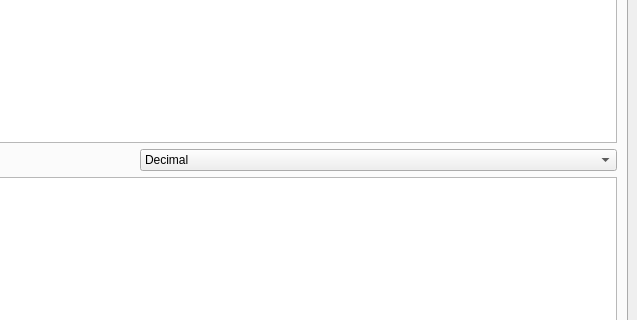
This is mainwindow.ui in martonmiklos/avrdude-qt-gui as Qt 5 draws it before an edit; both pictures show x 363 to 1000 and y 87 to 407 of the 1000 by 705 pixel window. The edited form follows.
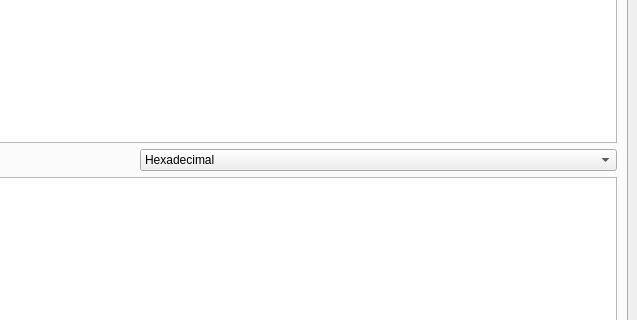
This is the edited form. The open tabs and pages were chosen to show the change. Icons and pictures are not drawn. Custom widgets are drawn as their Qt base class.

```diff
--- a/mainwindow.ui
+++ b/mainwindow.ui
@@ -353,11 +353,6 @@
         </item>
         <item row="2" column="1">
          <widget class="QComboBox" name="comboBoxFuseDisplaymode">
-          <item>
-           <property name="text">
-            <string>Decimal</string>
-           </property>
-          </item>
           <item>
            <property name="text">
             <string>Hexadecimal</string>
```
Left out of the diff: 5 changed lines with no effect on the pictures.
